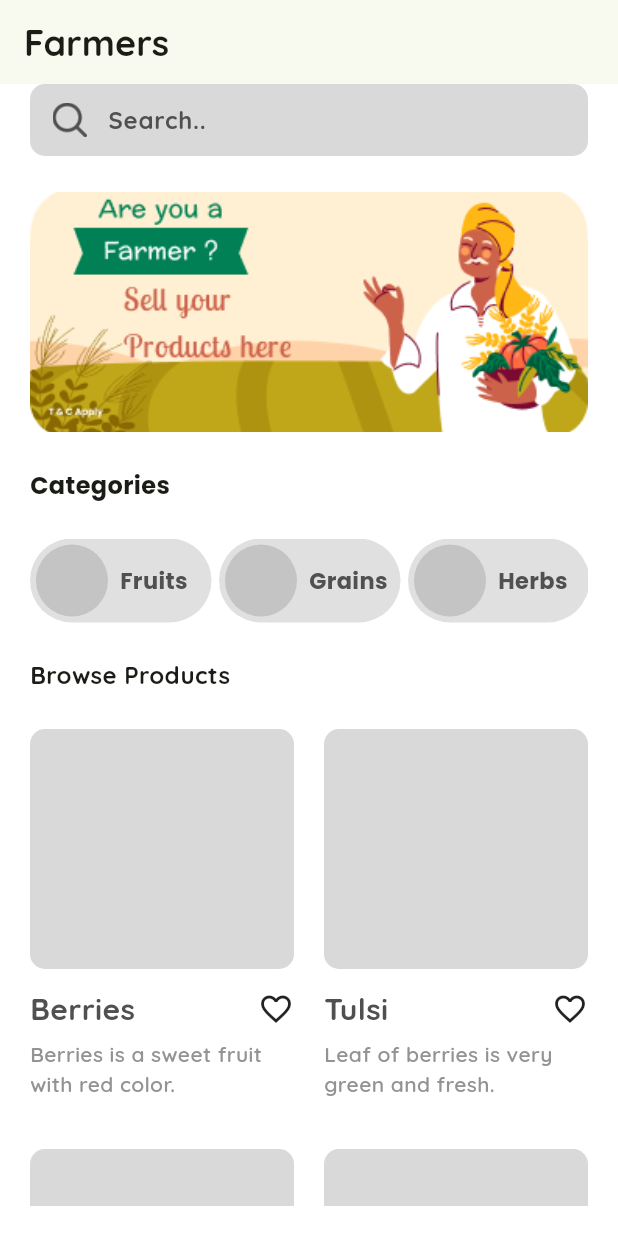
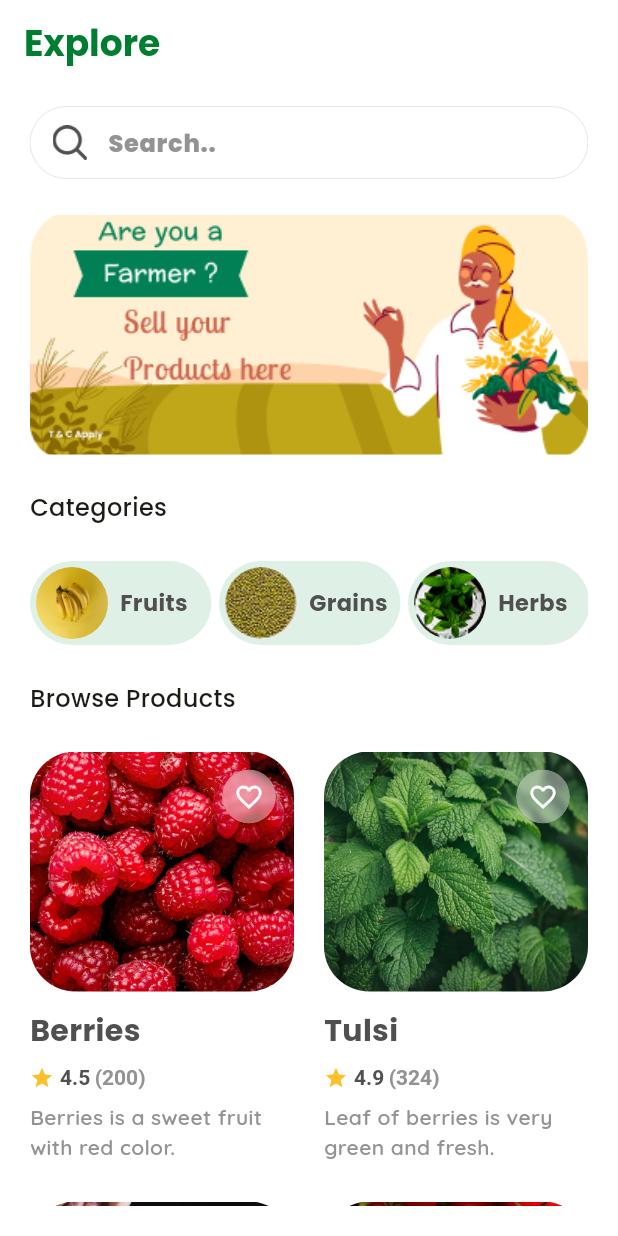
Before and after one commit to alHerys/1st-Workshop-Raion, a Flutter app: the screen it shows after launch, on a phone screen of 412 x 824 dp. Run offline on Flutter 3.47's test engine with Material 3 defaults, Android fonts, the phone set to English and light mode, and no system bars; our stand-ins replace google_fonts.

Commit message:
Complete implement almost all mini project
Co-authored-by: Copilot <copilot@github.com>

```diff
--- a/lib/main.dart
+++ b/lib/main.dart
@@ -4,6 +4,7 @@ import 'package:workshop_1/level1/home_page_1.dart';
 import 'package:workshop_1/level2/home_page_2.dart';
 import 'package:workshop_1/level3/detail_screen.dart';
 import 'package:workshop_1/level3/home_page_3.dart';
+import 'package:workshop_1/miniproject/home_page_4.dart';
 
 void main() {
   runApp(const MyApp());
@@ -20,9 +21,9 @@ class MyApp extends StatelessWidget {
       theme: ThemeData(
         colorScheme: .fromSeed(seedColor: Colors.lightGreenAccent),
         scaffoldBackgroundColor: Colors.white,
-        fontFamily: GoogleFonts.quicksand().fontFamily,
+        fontFamily: GoogleFonts.poppins().fontFamily,
       ),
-      home: HomePage3(),
+      home: HomePage4(),
     );
   }
 }
--- /dev/null
+++ b/lib/miniproject/category_card.dart
@@ -0,0 +1,46 @@
+import 'package:flutter/material.dart';
+import 'package:google_fonts/google_fonts.dart';
+
+class CategoryCard extends StatelessWidget {
+  final String title;
+  final String image;
+  const CategoryCard({super.key, required this.title, required this.image});
+
+  @override
+  Widget build(BuildContext context) {
+    return Container(
+      padding: .all(4),
+      height: 56,
+      width: 121,
+      decoration: BoxDecoration(
+        color: Color(0xFFDFF1E6),
+        borderRadius: .circular(50),
+      ),
+      child: Row(
+        spacing: 8,
+        children: [
+          Container(
+            width: 48,
+            height: 48,
+            decoration: ShapeDecoration(
+              image: DecorationImage(
+                image: AssetImage(image),
+                fit: BoxFit.cover,
+              ),
+              shape: OvalBorder(),
+            ),
+          ),
+          Text(
+            title,
+            style: TextStyle(
+              color: const Color(0xFF505050),
+              fontSize: 15,
+              fontFamily: GoogleFonts.poppins().fontFamily,
+              fontWeight: FontWeight.bold,
+            ),
+          ),
+        ],
+      ),
+    );
+  }
+}
--- /dev/null
+++ b/lib/miniproject/home_page_4.dart
@@ -0,0 +1,171 @@
+import 'package:flutter/material.dart';
+import 'package:google_fonts/google_fonts.dart';
+import 'package:workshop_1/miniproject/category_card.dart';
+import 'package:workshop_1/miniproject/product_card.dart';
+
+class HomePage4 extends StatefulWidget {
+  const HomePage4({super.key});
+
+  @override
+  State<HomePage4> createState() => _HomePage4State();
+}
+
+class _HomePage4State extends State<HomePage4> {
+  @override
+  Widget build(BuildContext context) {
+    return Scaffold(
+      appBar: AppBar(
+        backgroundColor: Colors.white,
+        centerTitle: false,
+        title: Text(
+          "Explore",
+          style: TextStyle(
+            color: const Color(0xFF007E2F),
+            fontSize: 24,
+            fontWeight: FontWeight.bold,
+          ),
+        ),
+      ),
+      body: Padding(
+        padding: const .only(left: 20, right: 20, bottom: 20),
+        child: SingleChildScrollView(
+          child: Column(
+            crossAxisAlignment: .start,
+            spacing: 24,
+            children: [
+              Padding(
+                padding: const .only(top: 15.0),
+                child: TextField(
+                  decoration: InputDecoration(
+                    prefixIcon: Padding(
+                      padding: const EdgeInsets.only(
+                        left: 15,
+                        top: 10,
+                        bottom: 10,
+                        right: 10,
+                      ),
+                      child: Image.asset('assets/icons/search.png', width: 18),
+                    ),
+                    hintText: 'Search..',
+                    hintStyle: TextStyle(
+                      fontSize: 16,
+                      fontWeight: .w800,
+                      color: Color(0xFF939393),
+                    ),
+                    border: OutlineInputBorder(borderRadius: .circular(30)),
+                    enabledBorder: OutlineInputBorder(
+                      borderSide: BorderSide(
+                        color: Color(0xFF505050),
+                        width: 0.1,
+                      ),
+                      borderRadius: .circular(30),
+                    ),
+                    contentPadding: .zero,
+                  ),
+                ),
+              ),
+
+              Container(
+                width: double.infinity,
+                height: 160,
+                clipBehavior: Clip.antiAlias,
+                decoration: BoxDecoration(
+                  borderRadius: BorderRadius.circular(10),
+                ),
+                child: PageView(
+                  children: [
+                    Image.asset(
+                      'assets/images/hero.png',
+                      fit: BoxFit.cover,
+                      width: double.infinity,
+                    ),
+                    Image.asset(
+                      'assets/images/hero.png',
+                      fit: BoxFit.cover,
+                      width: double.infinity,
+                    ),
+                  ],
+                ),
+              ),
+
+              Text(
+                'Categories',
+                style: TextStyle(
+                  fontWeight: .w500,
+                  fontSize: 16,
+                  fontFamily: GoogleFonts.poppins().fontFamily,
+                ),
+              ),
+
+              SingleChildScrollView(
+                scrollDirection: .horizontal,
+                child: Row(
+                  spacing: 5,
+                  children: [
+                    CategoryCard(
+                      title: 'Fruits',
+                      image: 'assets/images/fruits.png',
+                    ),
+                    CategoryCard(
+                      title: 'Grains',
+                      image: 'assets/images/grains.png',
+                    ),
+                    CategoryCard(
+                      title: 'Herbs',
+                      image: 'assets/images/herbs.png',
+                    ),
+                  ],
+                ),
+              ),
+
+              Text(
+                'Browse Products',
+                style: TextStyle(fontWeight: .w500, fontSize: 16),
+              ),
+              GridView(
+                shrinkWrap: true,
+                physics: NeverScrollableScrollPhysics(),
+                gridDelegate: SliverGridDelegateWithFixedCrossAxisCount(
+                  crossAxisCount: 2,
+                  crossAxisSpacing: 20,
+                  mainAxisSpacing: 20,
+                  mainAxisExtent: 280,
+                ),
+                children: [
+                  ProductCard(
+                    title: 'Berries',
+                    description: 'Berries is a sweet fruit with red color.',
+                    image: 'assets/images/berries.png',
+                    rating: '4.5 (200)',
+                    isFavorite: false,
+                  ),
+                  ProductCard(
+                    title: 'Tulsi',
+                    description: 'Leaf of berries is very green and fresh.',
+                    image: 'assets/images/tulsi.png',
+                    rating: '4.9 (324)',
+                    isFavorite: false,
+                  ),
+                  ProductCard(
+                    title: 'Milk',
+                    description: 'Milk is a white liquid produced by mammals.',
+                    image: 'assets/images/milk.png',
+                    rating: '4.5 (672)',
+                    isFavorite: false,
+                  ),
+                  ProductCard(
+                    title: 'Tomato',
+                    description: 'Is tomato a fruit or a vegetable?',
+                    image: 'assets/images/tomato.png',
+                    rating: '4.9 (324)',
+                    isFavorite: false,
+                  ),
+                ],
+              ),
+            ],
+          ),
+        ),
+      ),
+    );
+  }
+}
--- /dev/null
+++ b/lib/miniproject/product_card.dart
@@ -0,0 +1,163 @@
+import 'package:flutter/material.dart';
+import 'package:google_fonts/google_fonts.dart';
+import 'package:workshop_1/miniproject/detail_screen.dart';
+
+class ProductCard extends StatefulWidget {
+  final String title;
+  final String description;
+  final String image;
+  final String rating;
+  final bool isFavorite;
+
+  const ProductCard({
+    super.key,
+    required this.title,
+    required this.description,
+    required this.image,
+    required this.rating,
+    required this.isFavorite,
+  });
+
+  @override
+  State<ProductCard> createState() => _ProductCardState();
+}
+
+class _ProductCardState extends State<ProductCard> {
+  late bool isFavorite;
+
+  @override
+  void initState() {
+    super.initState();
+    isFavorite = widget.isFavorite;
+  }
+
+  void toggleFavorite() {
+    setState(() {
+      isFavorite = !isFavorite;
+    });
+  }
+
+  @override
+  Widget build(BuildContext context) {
+    return GestureDetector(
+      onTap: () {
+        Navigator.push(
+          context,
+          MaterialPageRoute(
+            builder: (context) => DetailScreen(
+              title: widget.title,
+              description: widget.description,
+              image: widget.image,
+              rating: widget.rating,
+              isFavorite: isFavorite,
+              onClickFavorite: () => toggleFavorite()
+            ),
+          ),
+        );
+      },
+      child: Column(
+        crossAxisAlignment: .start,
+        children: [
+          Stack(
+            alignment: .topRight,
+            children: [
+              Container(
+                width: double.infinity,
+                height: 160,
+                decoration: BoxDecoration(
+                  image: DecorationImage(
+                    image: AssetImage(widget.image),
+                    fit: BoxFit.cover,
+                  ),
+                  borderRadius: .circular(30),
+                ),
+              ),
+
+              Positioned(
+                right: 12,
+                top: 12,
+                child: GestureDetector(
+                  onTap: () => toggleFavorite(),
+                  child: ClipRRect(
+                    borderRadius: .circular(30),
+                    child: BackdropFilter(
+                      filter: .blur(sigmaX: 2, sigmaY: 2),
+                      child: Container(
+                        padding: .all(8),
+                        decoration: BoxDecoration(
+                          color: Colors.white.withValues(alpha: 0.4),
+                          shape: BoxShape.circle,
+                        ),
+                        child: isFavorite
+                            ? Icon(Icons.favorite, color: Colors.red, size: 20)
+                            : Icon(
+                                Icons.favorite_border,
+                                color: Colors.white,
+                                size: 20,
+                              ),
+                      ),
+                    ),
+                  ),
+                ),
+              ),
+            ],
+          ),
+
+          SizedBox(height: 12),
+
+          Text(
+            widget.title,
+            style: TextStyle(
+              color: const Color(0xFF505050),
+              fontSize: 20,
+              fontWeight: FontWeight.w700,
+            ),
+          ),
+          SizedBox(height: 6),
+
+          Row(
+            spacing: 4,
+            children: [
+              Icon(Icons.star, color: Colors.yellow[700], size: 16),
+
+              RichText(
+                text: TextSpan(
+                  text: widget.rating.substring(0, 3),
+                  style: TextStyle(
+                    color: const Color(0xFF505050),
+                    fontSize: 14,
+                    fontWeight: FontWeight.bold,
+                  ),
+                  children: [
+                    TextSpan(
+                      text: widget.rating.substring(3),
+                      style: TextStyle(
+                        color: const Color(0xFF939393),
+                        fontSize: 14,
+                        fontWeight: FontWeight.bold,
+                      ),
+                    ),
+                  ],
+                ),
+              ),
+            ],
+          ),
+
+          SizedBox(height: 6),
+
+          Text(
+            widget.description,
+            maxLines: 2,
+            style: TextStyle(
+              fontFamily: GoogleFonts.quicksand().fontFamily,
+              color: const Color(0xFF939393),
+              fontSize: 14,
+              fontWeight: FontWeight.w600,
+              overflow: .ellipsis,
+            ),
+          ),
+        ],
+      ),
+    );
+  }
+}
```
Also changed, not shown: lib/miniproject/detail_screen.dart (added, +184 -0 lines), assets/images/berries.png (added), assets/images/fruits.png (added), assets/images/grains.png (added), assets/images/herbs.png (added), assets/images/milk.png (added), assets/images/tomato.png (added), assets/images/tulsi.png (added).
